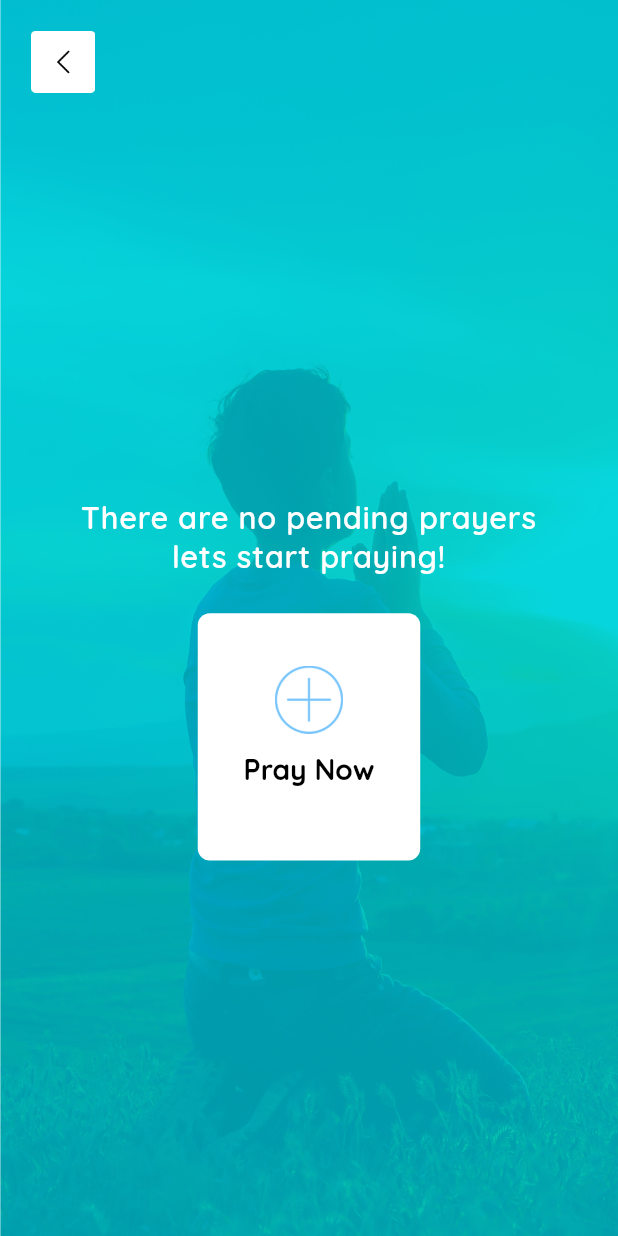
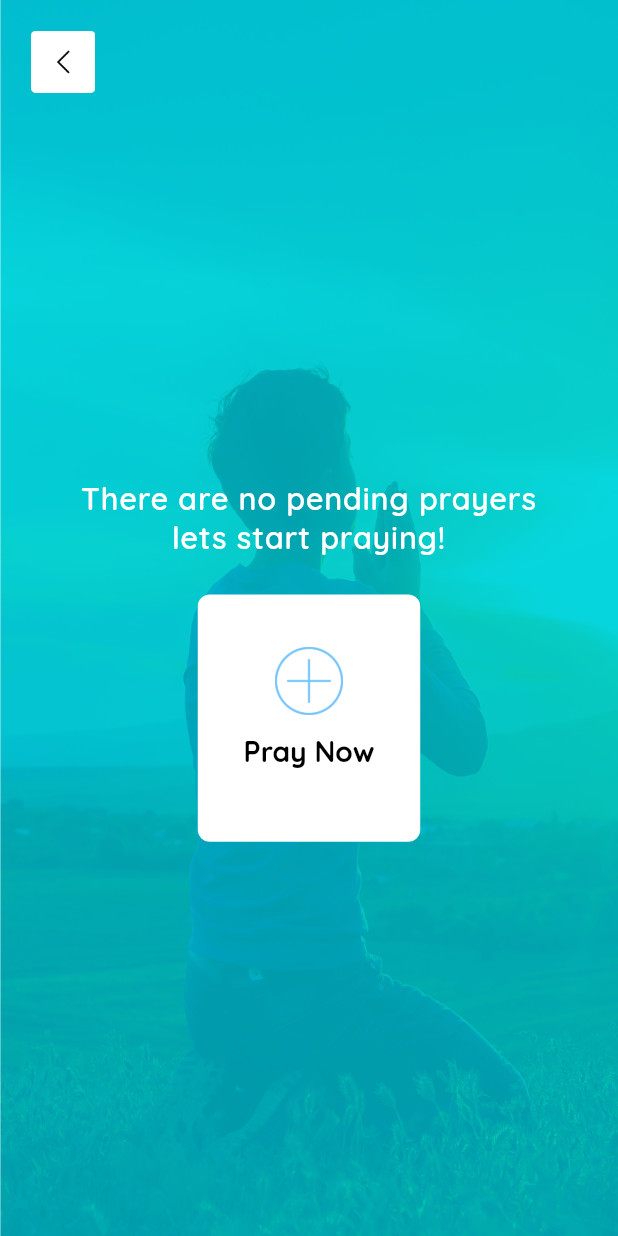
Before and after one commit to TorchPoint/PrayerApp, a Flutter app: the PrayNowScreen screen opened directly, on a phone screen of 412 x 824 dp. Run offline on Flutter 3.47's test engine with Material 2 defaults, Android fonts, the phone set to English and light mode, and no system bars; our stand-ins replace device_preview, flutter_signin_button, smooth_page_indicator.

Commit message:
pray_now_screen_added

```diff
--- a/lib/prayer_praise_info/pray_now_screen.dart
+++ b/lib/prayer_praise_info/pray_now_screen.dart
@@ -1,3 +1,4 @@
+import 'package:flutter/cupertino.dart';
 import 'package:flutter/material.dart';
 import 'package:prayer_hybrid_app/utils/app_colors.dart';
 import 'package:prayer_hybrid_app/utils/app_strings.dart';
@@ -32,6 +33,7 @@ class _PrayNowScreenState extends State<PrayNowScreen> {
             ),
             SizedBox(height: 25.0,),
             _prayNowContainerWidget(),
+            SizedBox(height: 25.0,),
             Spacer(),
           ],
         ),
```
